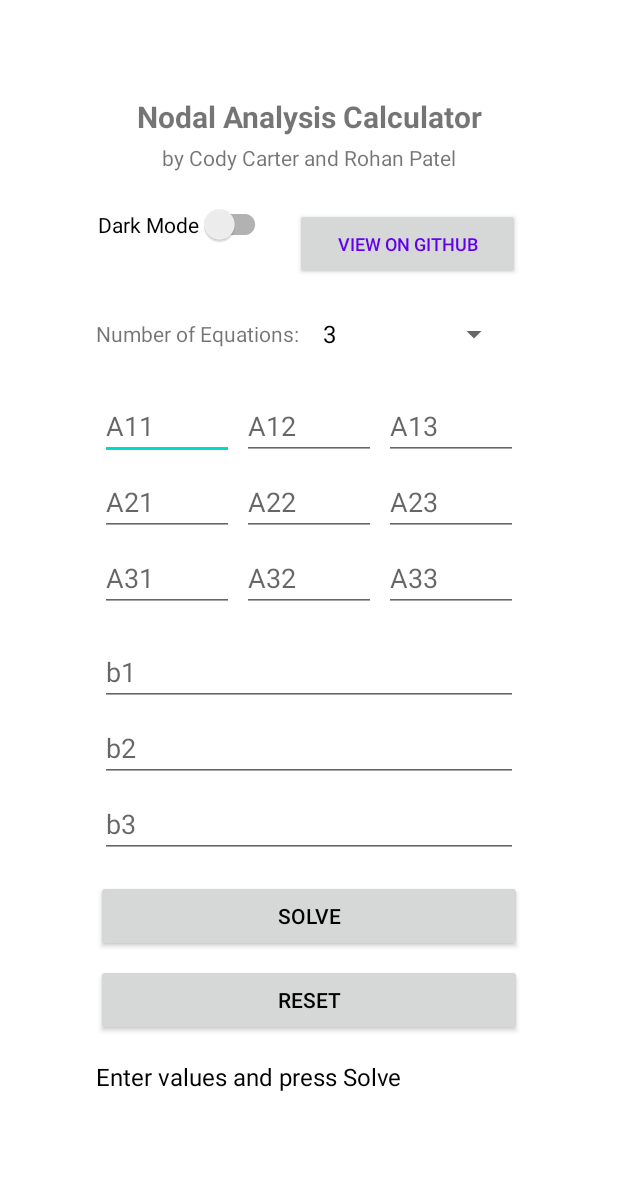
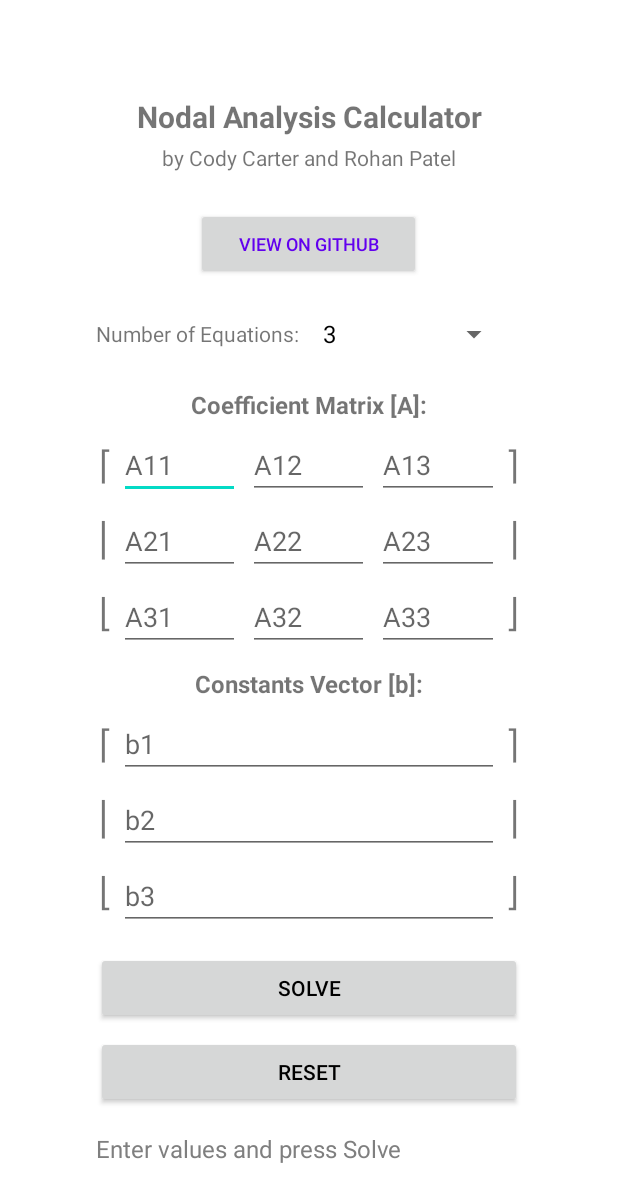
Before and after one commit to Cody-and-Rohan-s-Projects/Circuit-Analysis-Calculator, an Android app built with Jetpack Compose: the screen it shows after launch (CircuitAnalysisActivity), on a phone screen of 412 x 824 dp. Shown: the top 1202 px of the screen. Run offline under Robolectric (Android 15) with nearby library versions, the phone set to English and light mode, and no system bars.

Commit message:
Dark mode is still broken. Works fine in light mode.

```diff
--- a/app/src/main/java/com/codyandrohan/circuit_analyser/MainActivity.kt
+++ b/app/src/main/java/com/codyandrohan/circuit_analyser/MainActivity.kt
@@ -4,12 +4,14 @@ package com.codyandrohan.circuit_analyser
 import android.os.Bundle
 import android.text.InputType
 import android.view.View
-import android.widget.*
-import android.text.method.ScrollingMovementMethod
-import android.text.method.LinkMovementMethod
-import android.text.util.Linkify
+import android.widget.AdapterView
+import android.widget.ArrayAdapter
+import android.widget.Button
+import android.widget.EditText
+import android.widget.LinearLayout
+import android.widget.Spinner
+import android.widget.TextView
 import androidx.appcompat.app.AppCompatActivity
-import java.lang.Exception
 
 class CircuitAnalysisActivity : AppCompatActivity() {
 
@@ -31,6 +33,7 @@ class CircuitAnalysisActivity : AppCompatActivity() {
             val denom = c.re * c.re + c.im * c.im
             return Complex((re * c.re + im * c.im) / denom, (im * c.re - re * c.im) / denom)
         }
+
         override fun toString(): String {
             val sign = if (im >= 0) "+" else "-"
             return "%.3f%s%.3fj".format(re, sign, kotlin.math.abs(im))
@@ -40,26 +43,38 @@ class CircuitAnalysisActivity : AppCompatActivity() {
     private fun parseComplex(input: String): Complex {
         val s = input.trim().lowercase().replace("i", "j")
 
+        val fullPattern = Regex("""^([+-]?\d*\.?\d+)?([+-]?\d*\.?\d*)j$""")
+
         return try {
             when {
-                Regex("""^[+-]?\d*\.?\d+[+-]\d*\.?\d*j$""").matches(s) -> {
-                    val parts = s.replace("j", "").split("(?=[+-])".toRegex())
-                    val real = parts[0].toDouble()
-                    val imag = parts[1].toDouble()
+                // Real + Imaginary (-7+j5 or 3-4j)
+                fullPattern.matches(s) -> {
+                    val match = fullPattern.find(s)!!
+                    val (realPart, imagPartRaw) = match.destructured
+
+                    val real = if (realPart.isBlank()) 0.0 else realPart.toDouble()
+                    val imag = when (imagPartRaw) {
+                        "+", "" -> 1.0
+                        "-" -> -1.0
+                        else -> imagPartRaw.toDouble()
+                    }
+
                     Complex(real, imag)
                 }
-                Regex("""^[+-]?j\d+(\.\d+)?$""").matches(s) -> {
+
+                // Pure imaginary like j5, -j2.3
+                Regex("""^[+-]?j\d*\.?\d+$""").matches(s) -> {
                     val imag = s.replace("j", "").toDouble()
                     Complex(0.0, imag)
                 }
-                Regex("""^[+-]?\d+(\.\d+)?j$""").matches(s) -> {
-                    val imag = s.replace("j", "").toDouble()
-                    Complex(0.0, imag)
-                }
+
+                // j or -j
                 Regex("""^[+-]?j$""").matches(s) -> {
                     val imag = if (s.startsWith("-")) -1.0 else 1.0
                     Complex(0.0, imag)
                 }
+
+                // real only
                 else -> Complex(s.toDouble(), 0.0)
             }
         } catch (e: Exception) {
@@ -67,7 +82,11 @@ class CircuitAnalysisActivity : AppCompatActivity() {
         }
     }
 
-    private fun solveLinearSystemComplex(a: Array<Array<Complex>>, b: Array<Complex>): Array<Complex>? {
+
+    private fun solveLinearSystemComplex(
+        a: Array<Array<Complex>>,
+        b: Array<Complex>
+    ): Array<Complex>? {
         val n = a.size
         val A = a.map { it.copyOf() }.toTypedArray()
         val B = b.copyOf()
@@ -103,30 +122,111 @@ class CircuitAnalysisActivity : AppCompatActivity() {
     private fun buildMatrixInputs(size: Int) {
         matrixContainer.removeAllViews()
         vectorContainer.removeAllViews()
+
         for (i in 0 until size) {
-            val rowLayout = LinearLayout(this).apply {
+            // ----------- MATRIX ROW -----------
+            val matrixRow = LinearLayout(this).apply {
                 orientation = LinearLayout.HORIZONTAL
             }
+
+            // Left bracket
+            val leftBracket = TextView(this).apply {
+                text = when (i) {
+                    0 -> "⎡"
+                    size - 1 -> "⎣"
+                    else -> "⎢"
+                }
+                textSize = 24f
+                layoutParams = LinearLayout.LayoutParams(
+                    LinearLayout.LayoutParams.WRAP_CONTENT,
+                    LinearLayout.LayoutParams.WRAP_CONTENT
+                ).apply { setMargins(4, 4, 4, 4) }
+            }
+
+            matrixRow.addView(leftBracket)
+
+            // Matrix input fields
             for (j in 0 until size) {
                 val input = EditText(this).apply {
-                    hint = "A${i+1}${j+1}"
+                    hint = "A${i + 1}${j + 1}"
                     inputType = InputType.TYPE_CLASS_TEXT
-                    layoutParams = LinearLayout.LayoutParams(0, LinearLayout.LayoutParams.WRAP_CONTENT, 1f).apply {
-                        setMargins(4, 4, 4, 4)
-                    }
+                    layoutParams =
+                        LinearLayout.LayoutParams(0, LinearLayout.LayoutParams.WRAP_CONTENT, 1f)
+                            .apply {
+                                setMargins(4, 4, 4, 4)
+                            }
                 }
-                rowLayout.addView(input)
+                matrixRow.addView(input)
             }
-            matrixContainer.addView(rowLayout)
 
+            // Right bracket
+            val rightBracket = TextView(this).apply {
+                text = when (i) {
+                    0 -> "⎤"
+                    size - 1 -> "⎦"
+                    else -> "⎥"
+                }
+                textSize = 24f
+                layoutParams = LinearLayout.LayoutParams(
+                    LinearLayout.LayoutParams.WRAP_CONTENT,
+                    LinearLayout.LayoutParams.WRAP_CONTENT
+                ).apply { setMargins(4, 4, 4, 4) }
+            }
+
+            matrixRow.addView(rightBracket)
+            matrixContainer.addView(matrixRow)
+
+            // ----------- VECTOR ROW -----------
+            val vectorRow = LinearLayout(this).apply {
+                orientation = LinearLayout.HORIZONTAL
+            }
+
+            // Left bracket for vector
+            val vectorLeftBracket = TextView(this).apply {
+                text = when (i) {
+                    0 -> "⎡"
+                    size - 1 -> "⎣"
+                    else -> "⎢"
+                }
+                textSize = 24f
+                layoutParams = LinearLayout.LayoutParams(
+                    LinearLayout.LayoutParams.WRAP_CONTENT,
+                    LinearLayout.LayoutParams.WRAP_CONTENT
+                ).apply { setMargins(4, 4, 4, 4) }
+            }
+
+            // Vector input
             val bInput = EditText(this).apply {
-                hint = "b${i+1}"
+                hint = "b${i + 1}"
                 inputType = InputType.TYPE_CLASS_TEXT
-                layoutParams = LinearLayout.LayoutParams(LinearLayout.LayoutParams.MATCH_PARENT, LinearLayout.LayoutParams.WRAP_CONTENT).apply {
+                layoutParams = LinearLayout.LayoutParams(
+                    0,
+                    LinearLayout.LayoutParams.WRAP_CONTENT,
+                    1f
+                ).apply {
                     setMargins(4, 4, 4, 4)
                 }
             }
-            vectorContainer.addView(bInput)
+
+            // Right bracket for vector
+            val vectorRightBracket = TextView(this).apply {
+                text = when (i) {
+                    0 -> "⎤"
+                    size - 1 -> "⎦"
+                    else -> "⎥"
+                }
+                textSize = 24f
+                layoutParams = LinearLayout.LayoutParams(
+                    LinearLayout.LayoutParams.WRAP_CONTENT,
+                    LinearLayout.LayoutParams.WRAP_CONTENT
+                ).apply { setMargins(4, 4, 4, 4) }
+            }
+
+            vectorRow.addView(vectorLeftBracket)
+            vectorRow.addView(bInput)
+            vectorRow.addView(vectorRightBracket)
+
+            vectorContainer.addView(vectorRow)
         }
     }
 
@@ -136,18 +236,25 @@ class CircuitAnalysisActivity : AppCompatActivity() {
             val A = Array(n) { Array(n) { Complex(0.0, 0.0) } }
             val b = Array(n) { Complex(0.0, 0.0) }
 
+            // Parse matrix A
             for (i in 0 until n) {
                 val row = matrixContainer.getChildAt(i) as LinearLayout
+                // Skip index 0 (left bracket), read EditTexts from index 1 to n
                 for (j in 0 until n) {
-                    val valText = (row.getChildAt(j) as EditText).text.toString()
+                    val valText = (row.getChildAt(j + 1) as EditText).text.toString()
                     A[i][j] = if (valText.isBlank()) Complex(0.0, 0.0) else parseComplex(valText)
                 }
             }
+
+            // Parse vector b
             for (i in 0 until n) {
-                val valText = (vectorContainer.getChildAt(i) as EditText).text.toString()
+                val vectorRow = vectorContainer.getChildAt(i) as LinearLayout
+                // Index 1 is the EditText (bracketed layout: [TextView, EditText, TextView])
+                val valText = (vectorRow.getChildAt(1) as EditText).text.toString()
                 b[i] = if (valText.isBlank()) Complex(0.0, 0.0) else parseComplex(valText)
             }
 
+            // Solve system
             val x = solveLinearSystemComplex(A, b)
             if (x == null) {
                 resultLabel.text = "Error: Singular matrix — no solution."
@@ -155,21 +262,28 @@ class CircuitAnalysisActivity : AppCompatActivity() {
                 return
             }
 
+            // Display solution
             resultLabel.text = buildString {
                 append("Solution:\n")
                 for (i in x.indices) append("I${i + 1} = ${x[i]} A\n")
             }.trim()
 
+            // Display KVL equations
             kvlLabel.text = buildString {
                 append("KVL Equations:\n")
                 for (i in 0 until n) {
-                    val terms = mutableListOf<String>()
+                    val row = mutableListOf<String>()
                     for (j in 0 until n) {
                         val coeff = A[i][j]
-                        if (coeff.re != 0.0 || coeff.im != 0.0) terms.add("(${coeff})·I${j + 1}")
+                        if (coeff.re != 0.0 || coeff.im != 0.0) {
+                            val formatted = coeff.toString().removePrefix("+")
+                            val sign =
+                                if (row.isEmpty()) "" else if (formatted.startsWith("-")) "- " else "+ "
+                            row.add("$sign${formatted.trimStart('-')}·I${j + 1}")
+                        }
                     }
-                    terms.add("= ${b[i]} V")
-                    append(terms.joinToString(" + "))
+                    row.add("= ${b[i]} V")
+                    append(row.joinToString(" "))
                     append("\n")
                 }
             }.trim()
@@ -179,6 +293,7 @@ class CircuitAnalysisActivity : AppCompatActivity() {
             kvlLabel.text = ""
         }
     }
+
 
     override fun onCreate(savedInstanceState: Bundle?) {
         super.onCreate(savedInstanceState)
@@ -197,17 +312,29 @@ class CircuitAnalysisActivity : AppCompatActivity() {
         kvlLabel.setTextIsSelectable(true)
 
         linkBox.text = "View on GitHub"
-        linkBox.autoLinkMask = Linkify.WEB_URLS
-        linkBox.movementMethod = LinkMovementMethod.getInstance()
+        linkBox.setOnClickListener {
+            val url = "https://github.com/Cody-and-Rohan-s-Projects/Circuit-Analyser/tree/Android"
+            val intent = android.content.Intent(android.content.Intent.ACTION_VIEW)
+            intent.data = android.net.Uri.parse(url)
+            startActivity(intent)
+        }
+
 
         val sizes = (1..4).map { it.toString() }
-        matrixSizeSpinner.adapter = ArrayAdapter(this, android.R.layout.simple_spinner_dropdown_item, sizes)
+        matrixSizeSpinner.adapter =
+            ArrayAdapter(this, android.R.layout.simple_spinner_dropdown_item, sizes)
         matrixSizeSpinner.setSelection(2)
         matrixSizeSpinner.onItemSelectedListener = object : AdapterView.OnItemSelectedListener {
-            override fun onItemSelected(parent: AdapterView<*>, view: View?, position: Int, id: Long) {
+            override fun onItemSelected(
+                parent: AdapterView<*>,
+                view: View?,
+                position: Int,
+                id: Long
+            ) {
                 matrixSize = sizes[position].toInt()
                 buildMatrixInputs(matrixSize)
             }
+
             override fun onNothingSelected(parent: AdapterView<*>) {}
         }
 
--- a/app/src/main/res/layout/activity_main.xml
+++ b/app/src/main/res/layout/activity_main.xml
@@ -16,7 +16,7 @@
             android:id="@+id/title_label"
             android:layout_width="match_parent"
             android:layout_height="wrap_content"
-            android:text="Nodal Analysis Calculator"
+            android:text="@string/title_label"
             android:textSize="20sp"
             android:textStyle="bold"
             android:gravity="center"
@@ -27,7 +27,7 @@
             android:id="@+id/subtitle_label"
             android:layout_width="match_parent"
             android:layout_height="wrap_content"
-            android:text="by Cody Carter and Rohan Patel"
+            android:text="@string/subtitle_label"
             android:textSize="14sp"
             android:gravity="center"
             android:layout_marginBottom="12dp" />
@@ -41,14 +41,6 @@
             android:layout_marginBottom="12dp">
 
             <!-- GitHub Link -->
-
-            <androidx.appcompat.widget.SwitchCompat
-                android:id="@+id/theme_switch"
-                android:layout_width="wrap_content"
-                android:layout_height="wrap_content"
-                android:layout_marginEnd="16dp"
-                android:text="Dark Mode" />
-
             <Button
                 android:id="@+id/info_link"
                 android:layout_width="150dp"
@@ -56,10 +48,9 @@
                 android:layout_marginTop="12dp"
                 android:autoLink="web"
                 android:padding="4dp"
-                android:text="View on GitHub"
+                android:text="@string/github_button"
                 android:textColor="@color/primary"
                 android:textSize="12sp" />
-
         </LinearLayout>
 
         <!-- Size Dropdown & Set Button -->
@@ -73,48 +64,79 @@
             <TextView
                 android:layout_width="wrap_content"
                 android:layout_height="wrap_content"
-                android:text="Number of Equations:"
+                android:text="@string/num_equations_label"
                 android:layout_marginEnd="8dp" />
 
             <Spinner
                 android:id="@+id/size_spinner"
+                android:popupBackground="@color/surface"
                 android:layout_width="0dp"
                 android:layout_weight="1"
                 android:layout_height="wrap_content"
                 android:layout_marginEnd="8dp" />
-
         </LinearLayout>
 
-        <!-- Matrix Container -->
+        <!-- Matrix Group -->
         <LinearLayout
-            android:id="@+id/matrix_container"
             android:layout_width="match_parent"
             android:layout_height="wrap_content"
             android:orientation="vertical"
-            android:layout_marginBottom="12dp" />
+            android:layout_marginBottom="8dp">
 
-        <!-- Vector Container -->
+            <TextView
+                android:id="@+id/matrix_label"
+                android:layout_width="match_parent"
+                android:layout_height="wrap_content"
+                android:text="@string/matrix_label"
+                android:textStyle="bold"
+                android:textSize="16sp"
+                android:gravity="center"
+                android:layout_marginBottom="4dp" />
+
+            <LinearLayout
+                android:id="@+id/matrix_container"
+                android:layout_width="match_parent"
+                android:layout_height="wrap_content"
+                android:orientation="vertical" />
+        </LinearLayout>
+
+        <!-- Vector Group -->
         <LinearLayout
-            android:id="@+id/vector_container"
             android:layout_width="match_parent"
             android:layout_height="wrap_content"
             android:orientation="vertical"
-            android:layout_marginBottom="12dp" />
+            android:layout_marginBottom="12dp">
 
+            <TextView
+                android:id="@+id/vector_label"
+                android:layout_width="match_parent"
+                android:layout_height="wrap_content"
+                android:text="@string/vector_label"
+                android:textStyle="bold"
+                android:textSize="16sp"
+                android:gravity="center"
+                android:layout_marginBottom="4dp" />
+
+            <LinearLayout
+                android:id="@+id/vector_container"
+                android:layout_width="match_parent"
+                android:layout_height="wrap_content"
+                android:orientation="vertical" />
+        </LinearLayout>
 
         <!-- Solve Button -->
         <Button
             android:id="@+id/solve_button"
             android:layout_width="match_parent"
             android:layout_height="wrap_content"
-            android:text="Solve" />
+            android:text="@string/solve_button" />
 
         <!-- Reset Button -->
         <Button
             android:id="@+id/reset_button"
             android:layout_width="match_parent"
             android:layout_height="wrap_content"
-            android:text="Reset"
+            android:text="@string/reset_button"
             android:layout_marginTop="8dp" />
 
         <!-- Result Label -->
@@ -123,9 +145,9 @@
             android:layout_width="match_parent"
             android:layout_height="wrap_content"
             android:layout_marginTop="16dp"
-            android:text="Enter values and press Solve"
+            android:text="@string/default_result_label"
             android:textSize="16sp"
-            android:textColor="#000000" />
+            android:textColor="@color/text_primary" />
 
         <!-- KVL Label -->
         <TextView
@@ -134,7 +156,7 @@
             android:layout_height="wrap_content"
             android:layout_marginTop="12dp"
             android:text=""
-            android:textColor="#444444"
-            android:textSize="14sp" />
+            android:textColor="@color/text_primary"
+            android:textSize="16sp" />
     </LinearLayout>
 </ScrollView>
--- a/app/src/main/res/values/colors.xml
+++ b/app/src/main/res/values/colors.xml
@@ -8,8 +8,9 @@
     <color name="secondary_variant">#018786</color>
     <color name="on_secondary">#000000</color>
 
-    <color name="surface">#FFFFFF</color>
+    <color name="surface">#DDDDDD</color>
     <color name="background">#FFFFFF</color>
+    <color name="text_primary">#7F7F7F</color>
     <color name="on_surface">#000000</color>
     <color name="on_background">#000000</color>
 </resources>
--- a/app/src/main/res/values/strings.xml
+++ b/app/src/main/res/values/strings.xml
@@ -6,4 +6,13 @@
     <string name="results_will_appear">Results will appear here</string>
     <string name="kvl_equations">KVL equations will appear here</string>
     <string name="solution_result">Solution: %1$s</string>
+    <string name="title_label">Nodal Analysis Calculator</string>
+    <string name="subtitle_label">by Cody Carter and Rohan Patel</string>
+    <string name="github_button">View on GitHub</string>
+    <string name="num_equations_label">Number of Equations:</string>
+    <string name="matrix_label">Coefficient Matrix [A]:</string>
+    <string name="vector_label">Constants Vector [b]:</string>
+    <string name="solve_button">Solve</string>
+    <string name="reset_button">Reset</string>
+    <string name="default_result_label">Enter values and press Solve</string>
 </resources>
```
